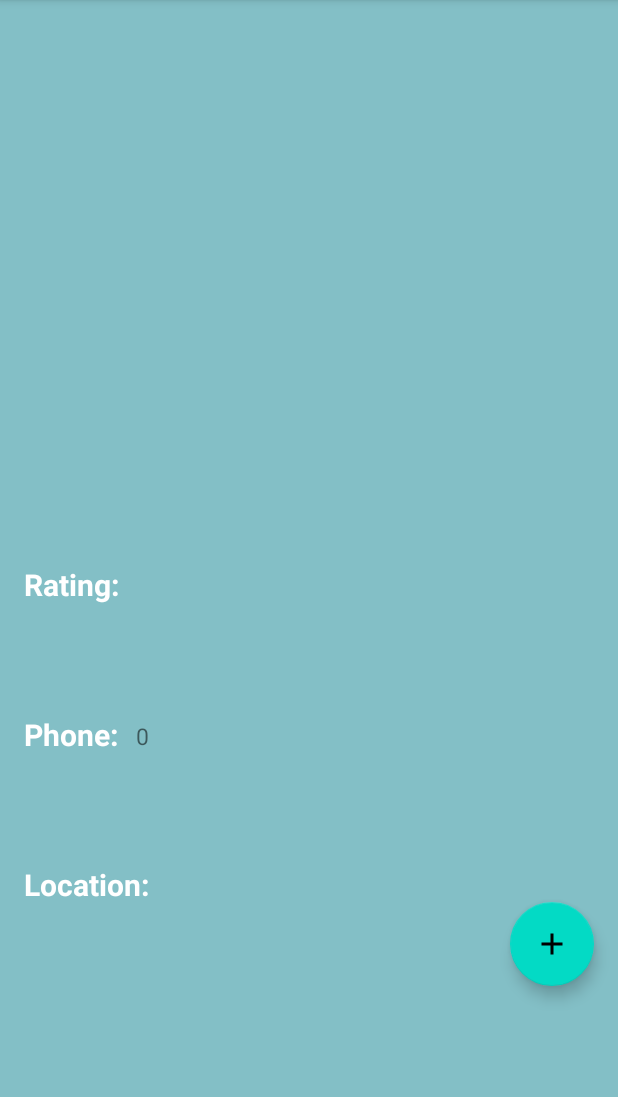
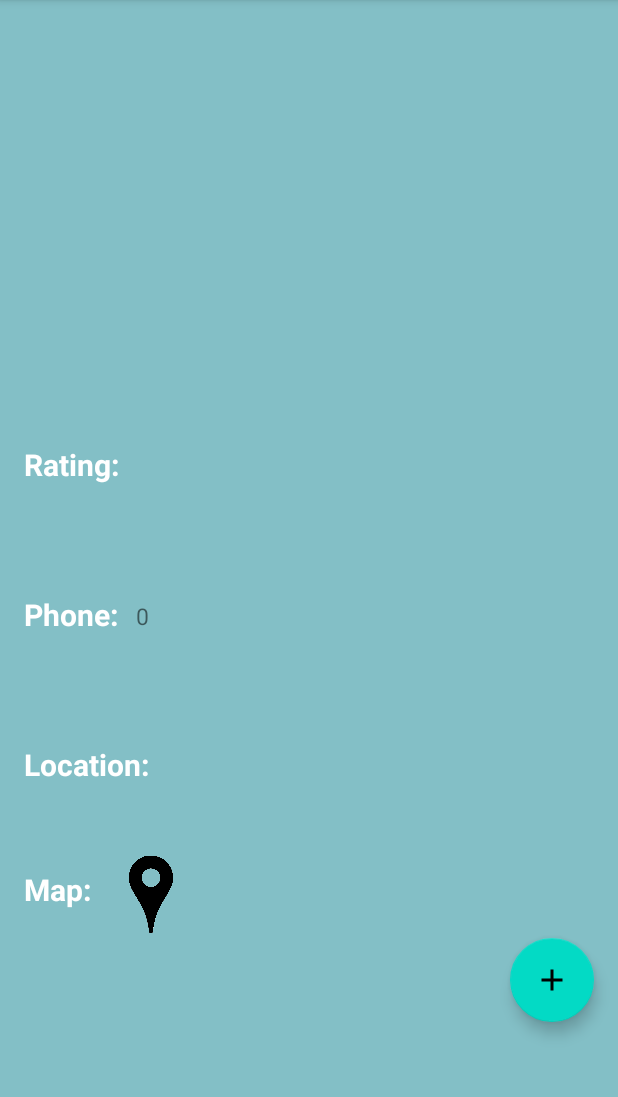
Before and after one commit to MarcosHT4/Eclair-Proyecto_Progra3, an Android app: the HospitalDescriptionActivity screen opened directly, with no data from a screen before it, on a phone screen of 412 x 824 dp, the part 84-1181 px from its top. Run offline under Robolectric (Android 15) with nearby library versions, the phone set to English and light mode, and no system bars; 1 statement that could not run was skipped.

Commit message:
bugs fixed and maps

```diff
--- a/app/src/main/java/com/example/eclair_hospitalsearcher/HospitalDescriptionActivity.kt
+++ b/app/src/main/java/com/example/eclair_hospitalsearcher/HospitalDescriptionActivity.kt
@@ -1,6 +1,7 @@
 package com.example.eclair_hospitalsearcher
 
 import android.content.Intent
+import android.net.Uri
 import androidx.appcompat.app.AppCompatActivity
 import android.os.Bundle
 import android.widget.*
@@ -15,6 +16,7 @@ class HospitalDescriptionActivity : AppCompatActivity() {
     var hospitalName:String? = null
     var appointmentsButton:FloatingActionButton? = null
     val defaultName = "James Cameron"
+    var imageViewMapHospital:ImageView?=null
     val listDoctors: List<String> = listOf("James Cameron", "Dallas Azahar", "Dr. House", "Dr. Vic", "Carolina Wieser", "Erick Saucedo", "Aaron Barrera", "William Osler", "Sigmud Freud", "Derek Styles", "Alexander Fleming")
 
 
@@ -22,11 +24,7 @@ class HospitalDescriptionActivity : AppCompatActivity() {
         super.onCreate(savedInstanceState)
         setContentView(R.layout.activity_hospital_description)
 
-        imageHospital = findViewById(R.id.imageViewHeaderHospital)
-        imageRating = findViewById(R.id.imageViewRating)
-        phone = findViewById(R.id.textViewPhoneNumber)
-        location = findViewById(R.id.textViewLocationAddress)
-        appointmentsButton = findViewById(R.id.floatingButtonAppointment)
+        init()
         hospitalName = intent.getStringExtra("nameHospital")
 
 
@@ -34,6 +32,7 @@ class HospitalDescriptionActivity : AppCompatActivity() {
         var locationData = intent.getStringExtra("locationHospital")
         var imageHospitalData = intent.getIntExtra("photoHospital", 0)
         var ratingHospitalData = intent.getIntExtra("ratingHospital", 0)
+        var hospitalMapCoordenates=intent.getStringExtra("coordenatesMapHospital").toString()
 
         phone?.setText(phoneData.toString())
         location?.setText(locationData)
@@ -55,10 +54,24 @@ class HospitalDescriptionActivity : AppCompatActivity() {
 
         }
 
+        imageViewMapHospital?.setOnClickListener{
+            var hospitalTrueCoordenates= Uri.parse(hospitalMapCoordenates)
+            val intent=Intent(Intent.ACTION_VIEW,hospitalTrueCoordenates)
+            startActivity(intent)
 
-
+        }
 
 
 
     }
+    fun init(){
+        imageHospital = findViewById(R.id.imageViewHeaderHospital)
+        imageRating = findViewById(R.id.imageViewRating)
+        phone = findViewById(R.id.textViewPhoneNumber)
+        location = findViewById(R.id.textViewLocationAddress)
+        imageViewMapHospital=findViewById(R.id.imageViewMapHospital)
+        appointmentsButton = findViewById(R.id.floatingButtonAppointment)
+
+
+    }
 }
--- a/app/src/main/java/com/example/eclair_hospitalsearcher/HospitalOption.kt
+++ b/app/src/main/java/com/example/eclair_hospitalsearcher/HospitalOption.kt
@@ -1,3 +1,3 @@
 package com.example.eclair_hospitalsearcher
 
-data class HospitalOption(val title:String, val subtitle:String, val headTitle:String , val icon:Int, val imageHospital:Int, val rating:Int, val phone:Int, val ubication:String)
+data class HospitalOption(val title:String, val subtitle:String, val headTitle:String , val icon:Int, val imageHospital:Int, val rating:Int, val phone:Int, val ubication:String, val coordenates:String)
--- a/app/src/main/java/com/example/eclair_hospitalsearcher/ProfileActivity.kt
+++ b/app/src/main/java/com/example/eclair_hospitalsearcher/ProfileActivity.kt
@@ -124,7 +124,7 @@ class ProfileActivity : AppCompatActivity() {
 
     fun onDateSelected(day:Int, month:Int, year:Int) {
 
-        editTextProfile?.setText("$day / $month / $year")
+        editTextProfile?.setText("$day / ${month+1} / $year")
 
     }
 
--- a/app/src/main/java/com/example/eclair_hospitalsearcher/ResetPasswordActivity.kt
+++ b/app/src/main/java/com/example/eclair_hospitalsearcher/ResetPasswordActivity.kt
@@ -21,8 +21,7 @@ class ResetPasswordActivity : AppCompatActivity() {
         var fullName = intent.getStringExtra("fullNameProfile")
         var currentUser = databaseController.getCurrentUser(fullName!!)
         var currentPassword = currentUser.password
-        var toast = Toast.makeText(applicationContext, currentPassword, Toast.LENGTH_SHORT)
-        toast.show()
+
         init() //DESGRACIADOOOOOOOOOOOO
 
         buttonSaveNewPassword = findViewById(R.id.buttonConfirmNewPassword)
--- a/app/src/main/res/layout/activity_hospital_description.xml
+++ b/app/src/main/res/layout/activity_hospital_description.xml
@@ -8,47 +8,37 @@
     tools:context=".HospitalDescriptionActivity">
 
 
-
     <ImageView
         android:id="@+id/imageViewHeaderHospital"
         android:layout_width="match_parent"
         android:layout_height="250dp"
-        android:layout_marginTop="56dp"
+        android:layout_marginTop="4dp"
         android:scaleType="center"
         app:layout_constraintEnd_toEndOf="parent"
-        app:layout_constraintHorizontal_bias="1.0"
+        app:layout_constraintHorizontal_bias="0.0"
         app:layout_constraintStart_toStartOf="parent"
         app:layout_constraintTop_toTopOf="parent"
         app:srcCompat="@drawable/image_clinica_intramedica" />
 
     <TextView
-        android:id="@+id/textViewPhone"
+        android:id="@+id/textViewLocation"
         android:layout_width="wrap_content"
         android:layout_height="wrap_content"
         android:layout_marginStart="16dp"
-        android:layout_marginTop="476dp"
-        android:text="@string/phone_hospitalDescription"
+        android:layout_marginTop="496dp"
+        android:text="@string/location_hospitalDescription"
         android:textColor="#FFFFFF"
         android:textSize="20sp"
         android:textStyle="bold"
         app:layout_constraintStart_toStartOf="parent"
         app:layout_constraintTop_toTopOf="parent" />
 
-    <ImageView
-        android:id="@+id/imageViewRating"
-        android:layout_width="219dp"
-        android:layout_height="97dp"
-        android:layout_marginTop="344dp"
-        app:layout_constraintStart_toEndOf="@+id/textViewRating"
-        app:layout_constraintTop_toTopOf="parent"
-        app:srcCompat="@drawable/icon_five_stars" />
-
     <TextView
         android:id="@+id/textViewRating"
         android:layout_width="wrap_content"
         android:layout_height="wrap_content"
         android:layout_marginStart="16dp"
-        android:layout_marginTop="376dp"
+        android:layout_marginTop="296dp"
         android:text="@string/rating_hospitalDescription"
         android:textColor="#FFFFFF"
         android:textSize="20sp"
@@ -60,7 +50,7 @@
         android:id="@+id/textViewPhoneNumber"
         android:layout_width="wrap_content"
         android:layout_height="wrap_content"
-        android:layout_marginTop="480dp"
+        android:layout_marginTop="400dp"
         android:text="TextView"
         android:textSize="15sp"
         app:layout_constraintEnd_toEndOf="parent"
@@ -69,12 +59,12 @@
         app:layout_constraintTop_toTopOf="parent" />
 
     <TextView
-        android:id="@+id/textViewLocation"
+        android:id="@+id/textViewPhone"
         android:layout_width="wrap_content"
         android:layout_height="wrap_content"
         android:layout_marginStart="16dp"
-        android:layout_marginTop="576dp"
-        android:text="@string/location_hospitalDescription"
+        android:layout_marginTop="396dp"
+        android:text="@string/phone_hospitalDescription"
         android:textColor="#FFFFFF"
         android:textSize="20sp"
         android:textStyle="bold"
@@ -83,19 +73,29 @@
 
     <TextView
         android:id="@+id/textViewLocationAddress"
-        android:layout_width="wrap_content"
+        android:layout_width="0dp"
         android:layout_height="wrap_content"
-        android:layout_marginTop="580dp"
+        android:layout_marginStart="20dp"
+        android:layout_marginTop="500dp"
+        android:layout_marginEnd="20dp"
+        android:ellipsize="end"
+        android:maxLines="1"
         android:paddingEnd="10dp"
         android:text="TextView"
         app:layout_constraintEnd_toEndOf="parent"
-        app:layout_constraintHorizontal_bias="0.079"
+        app:layout_constraintHorizontal_bias="0.0"
+
         app:layout_constraintStart_toEndOf="@+id/textViewLocation"
+        app:layout_constraintTop_toTopOf="parent" />
+
+    <ImageView
+        android:id="@+id/imageViewRating"
+        android:layout_width="219dp"
+        android:layout_height="97dp"
+        android:layout_marginTop="260dp"
+        app:layout_constraintStart_toEndOf="@+id/textViewRating"
         app:layout_constraintTop_toTopOf="parent"
-        android:ellipsize="end"
-        android:maxLines="1"
-
-        />
+        app:srcCompat="@drawable/icon_five_stars" />
 
     <com.google.android.material.floatingactionbutton.FloatingActionButton
         android:id="@+id/floatingButtonAppointment"
@@ -103,11 +103,34 @@
 
 
         android:layout_height="wrap_content"
-        android:layout_marginTop="100dp"
+        android:layout_marginTop="204dp"
         android:layout_marginEnd="16dp"
         android:src="@drawable/ic_baseline_add_24"
         app:layout_constraintEnd_toEndOf="parent"
         app:layout_constraintTop_toBottomOf="@+id/textViewPhoneNumber" />
 
+    <TextView
+        android:id="@+id/Map"
+        android:layout_width="wrap_content"
+        android:layout_height="wrap_content"
+        android:layout_marginStart="16dp"
+        android:layout_marginTop="56dp"
+        android:text="@string/text_view_map_hospital"
+        android:textColor="#FFFFFF"
+        android:textSize="20sp"
+        android:textStyle="bold"
+        app:layout_constraintStart_toStartOf="parent"
+        app:layout_constraintTop_toBottomOf="@+id/textViewLocation" />
+
+    <ImageView
+        android:id="@+id/imageViewMapHospital"
+        android:layout_width="29dp"
+        android:layout_height="75dp"
+        android:layout_marginStart="25dp"
+        android:layout_marginTop="35dp"
+        app:layout_constraintStart_toEndOf="@+id/Map"
+        app:layout_constraintTop_toBottomOf="@+id/textViewLocation"
+        app:srcCompat="@drawable/icon_maps_hospital" />
+
 
 </androidx.constraintlayout.widget.ConstraintLayout>
--- a/app/src/main/res/layout/activity_profile.xml
+++ b/app/src/main/res/layout/activity_profile.xml
@@ -129,7 +129,7 @@
 
     <Button
         android:id="@+id/buttonSaveChanges"
-        android:layout_width="136dp"
+        android:layout_width="158dp"
         android:layout_height="61dp"
         android:layout_marginTop="60dp"
         android:layout_marginEnd="32dp"
@@ -139,8 +139,8 @@
 
     <Button
         android:id="@+id/buttonResetPassword"
-        android:layout_width="134dp"
-        android:layout_height="59dp"
+        android:layout_width="154dp"
+        android:layout_height="62dp"
         android:layout_marginStart="32dp"
         android:layout_marginTop="60dp"
         android:text="@string/reset_password_profile"
--- a/app/src/main/res/values/strings.xml
+++ b/app/src/main/res/values/strings.xml
@@ -107,4 +107,7 @@
     <string name = "adapter_expandable_list_reason">Reason</string>
     <string name="username_sign_up">Username</string>
     <string name="username_log_in">Username</string>
+    <string name="text_fields_not_filled">Please fill all the fields</string>
+    <string name="text_view_map_hospital">Map:</string>
+    <string name="google_maps_not_found">Please, make sure you have Google Maps installed</string>
 </resources>
```
Also changed, not shown: app/src/main/java/com/example/eclair_hospitalsearcher/AppointmentCreationActivity.kt (+27 -2 lines), app/src/main/java/com/example/eclair_hospitalsearcher/HospitalSearchMenuActivity.kt (+19 -18 lines), app/src/main/java/com/example/eclair_hospitalsearcher/LogInActivity.kt (+30 -14 lines), app/src/main/java/com/example/eclair_hospitalsearcher/MenuActivity.kt (+1 -11 lines), app/src/main/java/com/example/eclair_hospitalsearcher/SignUpActivity.kt (+39 -9 lines), app/src/main/res/layout/activity_log_in.xml (+1 -12 lines), app/src/main/res/drawable-v24/icon_maps_hospital.png (added), 1 other file.
